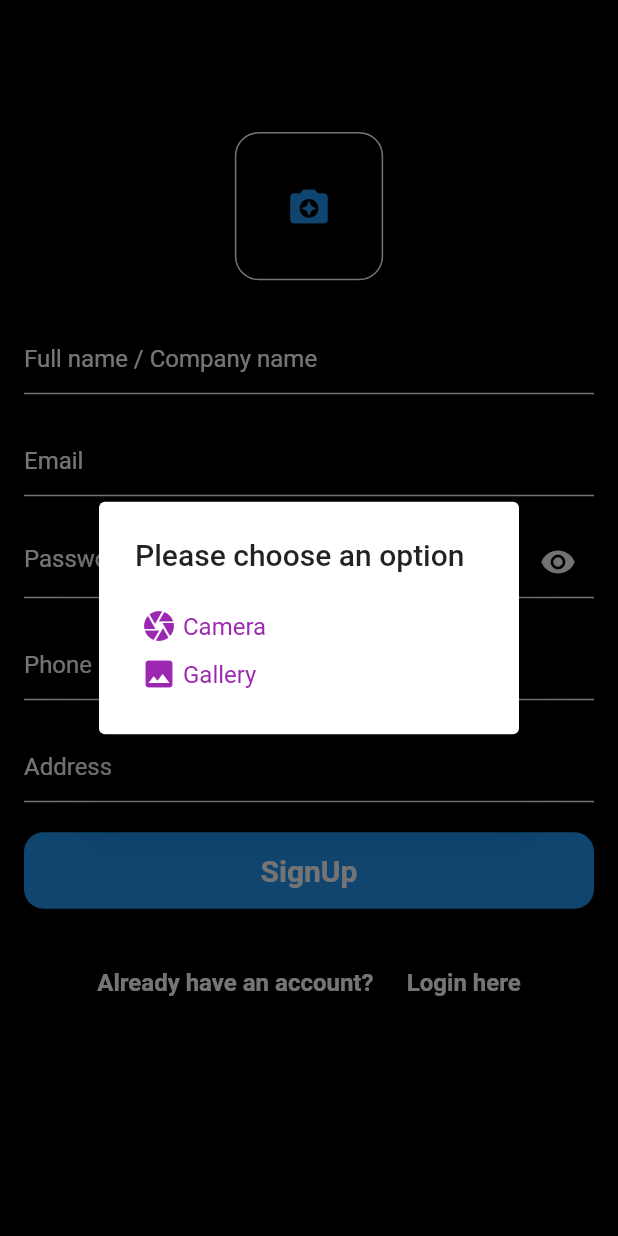
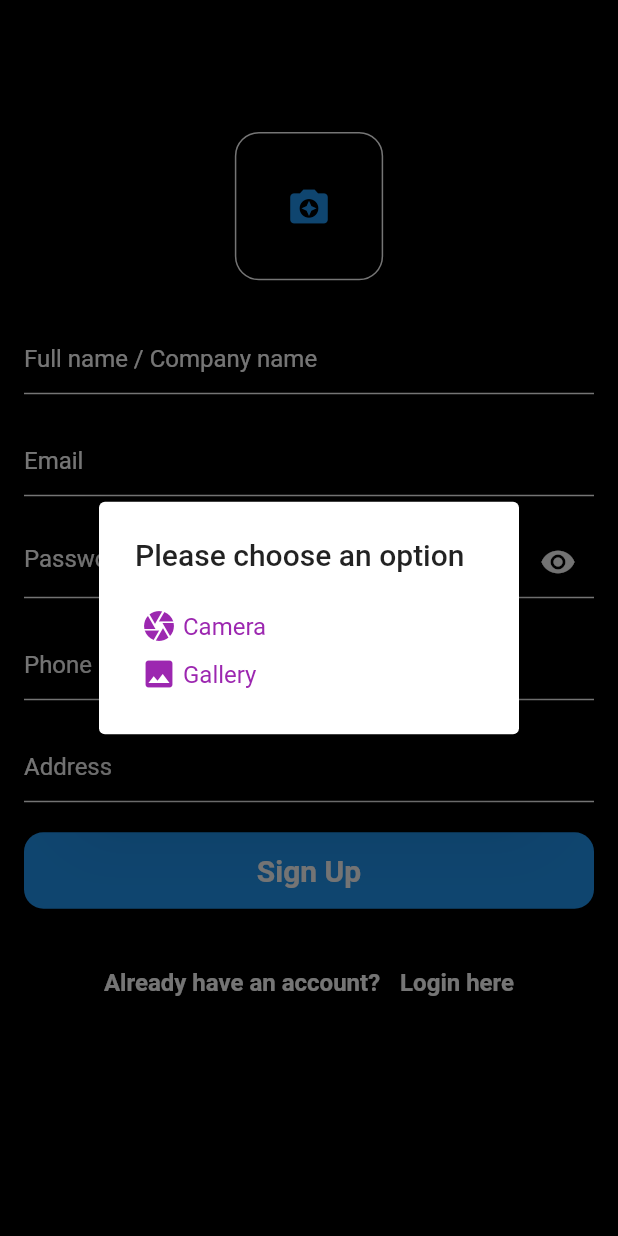
Before and after one commit to emorilebo/curious_connect, a Flutter app: the SignUp screen opened directly, after a tap on the "camera enhance" icon, on a phone screen of 412 x 824 dp. Run offline on Flutter 3.47's test engine with Material 2 defaults, Android fonts, the phone set to English and light mode, and no system bars; drawn by our look-alikes of cached_network_image; our stand-ins replace cloud_firestore, curved_navigation_bar, firebase_auth, firebase_core, fluttertoast, image_cropper and 1 more; accounts and stored records are empty; network calls fail.

Commit message:
UPDATE main with register for testing

```diff
--- a/lib/auth/register.dart
+++ b/lib/auth/register.dart
@@ -2,6 +2,7 @@ import 'dart:io';
 
 import 'package:cached_network_image/cached_network_image.dart';
 import 'package:firebase_auth/firebase_auth.dart';
+import 'package:flutter/gestures.dart';
 import 'package:flutter/material.dart';
 import 'package:image_cropper/image_cropper.dart';
 import 'package:image_picker/image_picker.dart';
@@ -322,7 +323,7 @@ class _SignUpState extends State<SignUp> with TickerProviderStateMixin {
                                     mainAxisAlignment: MainAxisAlignment.center,
                                     children: [
                                       Text(
-                                        "SignUp",
+                                        "Sign Up",
                                         style: TextStyle(
                                           color: Colors.white,
                                           fontWeight: FontWeight.bold,
@@ -347,8 +348,12 @@ class _SignUpState extends State<SignUp> with TickerProviderStateMixin {
                                       fontWeight: FontWeight.bold,
                                       fontSize: 16),
                                 ),
-                                TextSpan(text: '     '),
+                                TextSpan(text: '   '),
                                 TextSpan(
+                                  recognizer: TapGestureRecognizer()
+                                    ..onTap = () => Navigator.canPop(context)
+                                        ? Navigator.pop(context)
+                                        : null,
                                   text: 'Login here',
                                   style: TextStyle(
                                       color: Colors.white,
--- a/lib/main.dart
+++ b/lib/main.dart
@@ -1,5 +1,6 @@
 import 'package:flutter/material.dart';
 import 'package:firebase_core/firebase_core.dart';
+import 'package:linkedin_clone/auth/register.dart';
 import 'package:linkedin_clone/user_state.dart';
 
 void main() {
@@ -45,7 +46,7 @@ class MyApp extends StatelessWidget {
             scaffoldBackgroundColor: Colors.black,
             primarySwatch: Colors.blue,
           ),
-          home: UserState(),
+          home: SignUp(),
         );
       },
     );
--- a/lib/user_state.dart
+++ b/lib/user_state.dart
@@ -2,8 +2,6 @@ import 'package:firebase_auth/firebase_auth.dart';
 import 'package:flutter/material.dart';
 import 'package:linkedin_clone/auth/login.dart';
 import 'package:linkedin_clone/jobs/jobs_screen.dart';
-
-import 'auth/register.dart';
 
 class UserState extends StatelessWidget {
   const UserState({Key? key}) : super(key: key);
@@ -15,7 +13,7 @@ class UserState extends StatelessWidget {
       builder: (ctx, userSnapshot) {
         if (userSnapshot.data == null) {
           print('user is not logged in yet');
-          return SignUp();
+          return Login();
         } else if (userSnapshot.hasData) {
           print("user is already logged in");
           return JobScreen();
```
